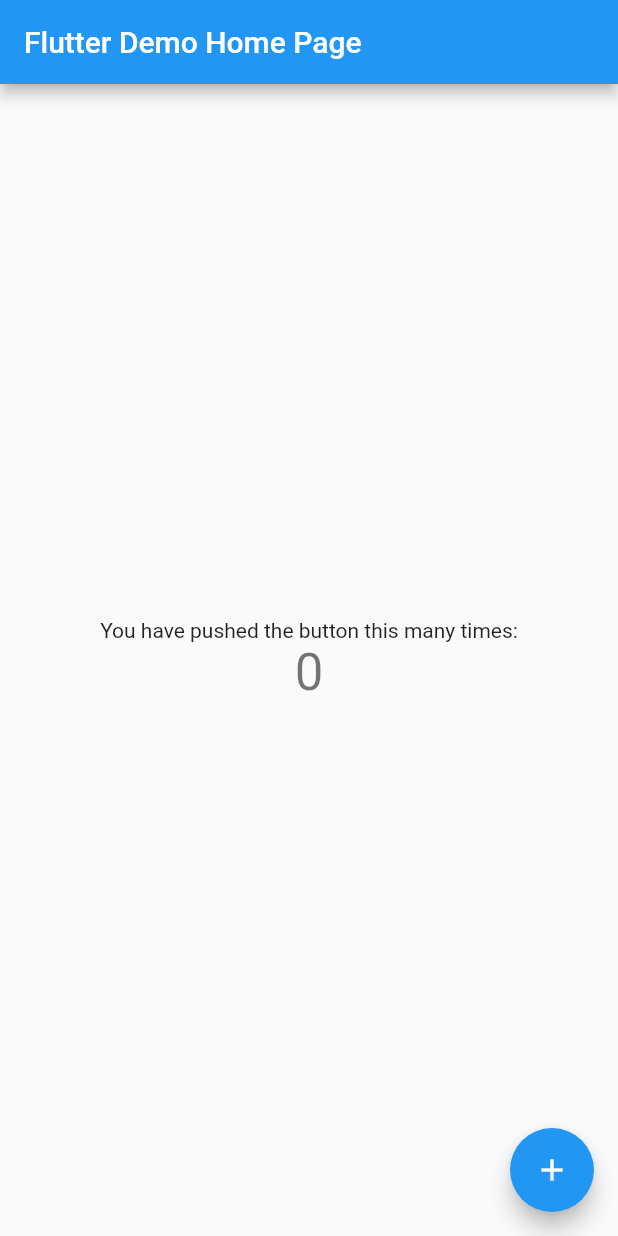
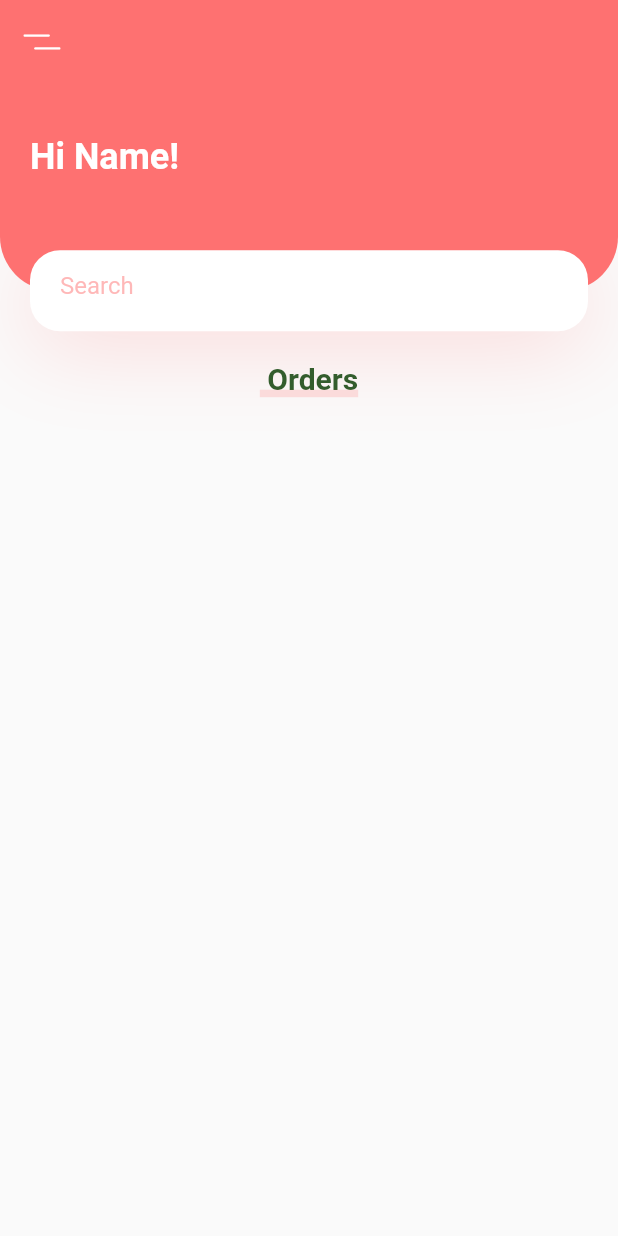
Before and after one commit to isabellamattua/youber, a Flutter app: the screen it shows after launch, on a phone screen of 412 x 824 dp. Run offline on Flutter 3.47's test engine with Material 2 defaults, Android fonts, the phone set to English and light mode, and no system bars; our stand-ins replace flutter_svg.

Commit message:
Basic Setup for Store

```diff
--- /dev/null
+++ b/lib/constants.dart
@@ -0,0 +1,7 @@
+import 'package:flutter/material.dart';
+
+const kPrimaryColor = Color(0xFFfe7171);
+const kTextColor = Color(0xFF335d2d);
+const kBackgroundColor = Color(0xFF7ea04d);
+
+const double kDefaultPadding = 20.0;
--- a/lib/main.dart
+++ b/lib/main.dart
@@ -1,4 +1,6 @@
 import 'package:flutter/material.dart';
+import 'package:youber/constants.dart';
+import 'package:youber/screens/home_screen.dart';
 
 void main() {
   runApp(MyApp());
@@ -11,103 +13,12 @@ class MyApp extends StatelessWidget {
     return MaterialApp(
       title: 'Flutter Demo',
       theme: ThemeData(
-        // This is the theme of your application.
-        //
-        // Try running your application with "flutter run". You'll see the
-        // application has a blue toolbar. Then, without quitting the app, try
-        // changing the primarySwatch below to Colors.green and then invoke
-        // "hot reload" (press "r" in the console where you ran "flutter run",
-        // or simply save your changes to "hot reload" in a Flutter IDE).
-        // Notice that the counter didn't reset back to zero; the application
-        // is not restarted.
+        primaryColor: kPrimaryColor,
+        textTheme: Theme.of(context).textTheme.apply(bodyColor: kTextColor),
+        visualDensity: VisualDensity.adaptivePlatformDensity,
         primarySwatch: Colors.blue,
       ),
-      home: MyHomePage(title: 'Flutter Demo Home Page'),
+      home: HomeScreen(),
     );
   }
 }
-
-class MyHomePage extends StatefulWidget {
-  MyHomePage({Key key, this.title}) : super(key: key);
-
-  // This widget is the home page of your application. It is stateful, meaning
-  // that it has a State object (defined below) that contains fields that affect
-  // how it looks.
-
-  // This class is the configuration for the state. It holds the values (in this
-  // case the title) provided by the parent (in this case the App widget) and
-  // used by the build method of the State. Fields in a Widget subclass are
-  // always marked "final".
-
-  final String title;
-
-  @override
-  _MyHomePageState createState() => _MyHomePageState();
-}
-
-class _MyHomePageState extends State<MyHomePage> {
-  int _counter = 0;
-
-  void _incrementCounter() {
-    setState(() {
-      // This call to setState tells the Flutter framework that something has
-      // changed in this State, which causes it to rerun the build method below
-      // so that the display can reflect the updated values. If we changed
-      // _counter without calling setState(), then the build method would not be
-      // called again, and so nothing would appear to happen.
-      _counter++;
-    });
-  }
-
-  @override
-  Widget build(BuildContext context) {
-    // This method is rerun every time setState is called, for instance as done
-    // by the _incrementCounter method above.
-    //
-    // The Flutter framework has been optimized to make rerunning build methods
-    // fast, so that you can just rebuild anything that needs updating rather
-    // than having to individually change instances of widgets.
-    return Scaffold(
-      appBar: AppBar(
-        // Here we take the value from the MyHomePage object that was created by
-        // the App.build method, and use it to set our appbar title.
-        title: Text(widget.title),
-      ),
-      body: Center(
-        // Center is a layout widget. It takes a single child and positions it
-        // in the middle of the parent.
-        child: Column(
-          // Column is also a layout widget. It takes a list of children and
-          // arranges them vertically. By default, it sizes itself to fit its
-          // children horizontally, and tries to be as tall as its parent.
-          //
-          // Invoke "debug painting" (press "p" in the console, choose the
-          // "Toggle Debug Paint" action from the Flutter Inspector in Android
-          // Studio, or the "Toggle Debug Paint" command in Visual Studio Code)
-          // to see the wireframe for each widget.
-          //
-          // Column has various properties to control how it sizes itself and
-          // how it positions its children. Here we use mainAxisAlignment to
-          // center the children vertically; the main axis here is the vertical
-          // axis because Columns are vertical (the cross axis would be
-          // horizontal).
-          mainAxisAlignment: MainAxisAlignment.center,
-          children: <Widget>[
-            Text(
-              'You have pushed the button this many times:',
-            ),
-            Text(
-              '$_counter',
-              style: Theme.of(context).textTheme.headline4,
-            ),
-          ],
-        ),
-      ),
-      floatingActionButton: FloatingActionButton(
-        onPressed: _incrementCounter,
-        tooltip: 'Increment',
-        child: Icon(Icons.add),
-      ), // This trailing comma makes auto-formatting nicer for build methods.
-    );
-  }
-}
--- /dev/null
+++ b/lib/screens/TextWithUnderlineDeco.dart
@@ -0,0 +1,41 @@
+import 'package:flutter/cupertino.dart';
+import 'package:flutter/material.dart';
+import 'package:youber/constants.dart';
+
+class TextWithUnderlineDeco extends StatelessWidget {
+  const TextWithUnderlineDeco({
+    Key key,
+    this.text
+  }) : super(key: key);
+
+  final String text;
+
+  @override
+  Widget build(BuildContext context) {
+    return Container (
+        height: 24,
+        child: Stack (
+          children: <Widget>[
+            Padding(
+              padding: const EdgeInsets.only(left: kDefaultPadding / 4),
+              child: Text(
+                text,
+                style: TextStyle(fontSize: 20 , fontWeight:  FontWeight.bold),
+              ),
+            ),
+            Positioned(
+              bottom: 0,
+              left: 0,
+              right: 0,
+              child: Container(
+                height: 5,
+                color:kPrimaryColor.withOpacity(0.2),
+              ),
+            )
+
+          ]
+          ,
+        )
+    );
+  }
+}
--- /dev/null
+++ b/lib/screens/body.dart
@@ -0,0 +1,27 @@
+import 'package:flutter/cupertino.dart';
+import 'package:flutter/material.dart';
+import 'package:youber/constants.dart';
+import 'package:youber/screens/TextWithUnderlineDeco.dart';
+
+
+import 'header_bar.dart';
+
+class Body extends StatelessWidget {
+  @override
+  Widget build(BuildContext context) {
+    Size size = MediaQuery.of(context).size;
+    return SingleChildScrollView(
+        child: Column(
+            children: <Widget>[
+              header_bar(size: size),
+              TextWithUnderlineDeco( text: "Orders"),
+              Container(
+
+              )
+
+            ]
+        )
+    );
+
+    }
+  }
--- /dev/null
+++ b/lib/screens/header_bar.dart
@@ -0,0 +1,79 @@
+import 'package:flutter/cupertino.dart';
+import 'package:flutter/material.dart';
+import 'package:youber/constants.dart';
+
+class header_bar extends StatelessWidget {
+  const header_bar({
+    Key key,
+    @required this.size,
+  }) : super(key: key);
+
+  final Size size;
+
+  @override
+  Widget build(BuildContext context) {
+    return Container (
+      margin: EdgeInsets.only(bottom: kDefaultPadding),
+      height: size.height*0.2,
+      child: Stack(
+        children: <Widget>[
+          Container(
+            padding: EdgeInsets.only(
+              left: kDefaultPadding,
+              bottom: 20 + kDefaultPadding,
+            ),
+            height: size.height * 0.2 - 27,
+            decoration: BoxDecoration(
+                color: kPrimaryColor,
+                borderRadius: BorderRadius.only(
+                  bottomLeft: Radius.circular(36),
+                  bottomRight: Radius.circular(36),
+                )
+            ),
+            child: Row (
+              children: <Widget>[
+                Text(
+                  "Hi Name!",
+                  style: Theme.of(context).textTheme.headline5.copyWith(
+                      color: Colors.white, fontWeight: FontWeight.bold
+                  ),
+                )
+              ],
+            ),
+          ),
+          Positioned(
+            bottom: 0,
+            left: 0,
+            right: 0,
+            child: Container(
+              margin: EdgeInsets.symmetric(horizontal: kDefaultPadding),
+              padding: EdgeInsets.symmetric(horizontal: kDefaultPadding),
+              height: 54,
+              decoration: BoxDecoration(
+                  color: Colors.white,
+                  borderRadius: BorderRadius.circular(20),
+                  boxShadow: [
+                    BoxShadow(
+                      offset:  Offset(0,10),
+                      blurRadius: 50,
+                      color: kPrimaryColor.withOpacity(0.23),
+                    )
+                  ]
+              ),
+              child: TextField(
+                decoration: InputDecoration(
+                  hintText: "Search",
+                  hintStyle: TextStyle(
+                    color: kPrimaryColor.withOpacity(0.5),
+                  ),
+                  enabledBorder: InputBorder.none,
+                  focusedBorder: InputBorder.none,
+                ),
+              ),
+            ),
+          )
+        ],
+      ),
+    );
+  }
+}
--- /dev/null
+++ b/lib/screens/home_screen.dart
@@ -0,0 +1,27 @@
+import 'package:flutter/material.dart';
+import 'package:flutter_svg/svg.dart';
+import 'package:youber/screens/body.dart';
+
+class HomeScreen extends StatelessWidget {
+  @override
+  Widget build(BuildContext context) {
+    return Scaffold(
+      appBar: buildAppBar(),
+      body: Body(),
+
+    );
+
+  }
+
+
+  AppBar buildAppBar() {
+    return AppBar(
+        elevation: 0,
+        leading: IconButton(
+          icon: SvgPicture.asset("assets/icons/menu.svg"),
+          onPressed: () {},
+        ),
+    );
+  }
+
+}
```
Also changed, not shown: pubspec.yaml (+5 -3 lines), assets/icons/menu.png (added), assets/icons/menu.svg (added), pubspec.lock, 1 other file.
